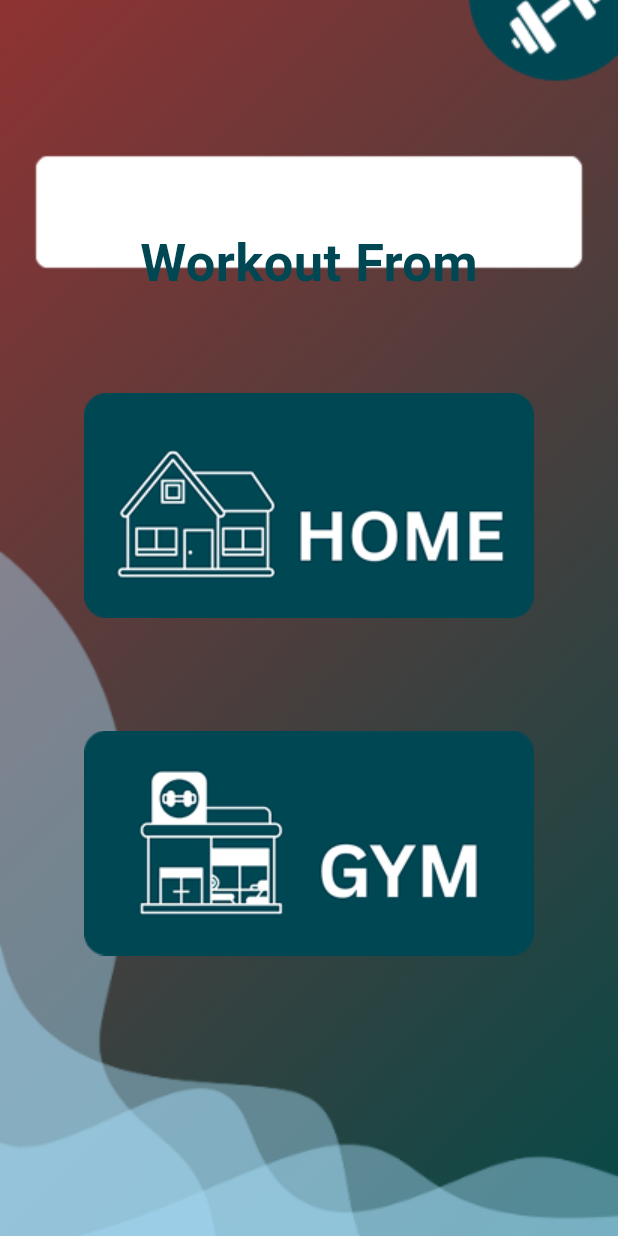
After one commit to Reham-Fagih/My-Trainer, a Flutter app: the WorkoutPlacePage screen opened by its route, on a phone screen of 412 x 824 dp. The commit adds this screen. Run offline on Flutter 3.47's test engine with Material 3 defaults, Android fonts, the phone set to English and light mode, and no system bars; our stand-ins replace image_picker, shared_preferences; accounts and stored records are empty.

Commit message:
Feat: Make UI for workout_place page

```diff
--- a/lib/main.dart
+++ b/lib/main.dart
@@ -1,4 +1,5 @@
 import 'package:flutter/material.dart';
+import 'package:flutter_first_project/views/workout_place.dart';
 import 'views/log_in.dart';
 import 'views/welcome.dart';
 import 'views/sign_up.dart';
@@ -26,6 +27,7 @@ class MyApp extends StatelessWidget {
                   "http://10.0.2.2:5000", // adjust if your backend is different
               userId: "temp", // replace with real userId after login
             ),
+        "/WorkoutPlacePage": (context) => const WorkoutPlacePage(),
       },
     );
   }
--- /dev/null
+++ b/lib/views/workout_place.dart
@@ -0,0 +1,76 @@
+import 'package:flutter/material.dart';
+
+class WorkoutPlacePage extends StatelessWidget {
+  const WorkoutPlacePage({super.key});
+
+  @override
+  Widget build(BuildContext context) {
+    return Scaffold(
+      body: Stack(
+        children: [
+
+          Positioned.fill(
+            child: Image.asset(
+              'assets/images/WorkoutpageBackground.png',
+              fit: BoxFit.cover,
+            ),
+          ),
+          Positioned(
+            top: 150,
+            left: 30,
+            right: 30,
+            child: Container(
+              child: const Center(
+                child: Text(
+                  "Workout From",
+                  style: TextStyle(
+                    fontSize: 35,
+                    fontWeight: FontWeight.bold,
+                    color: Color(0xFF004754),
+                  ),
+                ),
+              ),
+            ),
+          ),
+          Column(
+            mainAxisAlignment: MainAxisAlignment.center,
+            children: [
+              GestureDetector(
+                onTap: () {
+                  // send the selected to backend
+                },
+                child: Container(
+                  margin: const EdgeInsets.only(top: 100.0),
+                  height: 200,
+                  decoration: const BoxDecoration(
+                    image: DecorationImage(
+                      image: AssetImage("assets/images/Home.png"),
+
+                    ),
+                  ),
+
+                ),
+
+              ),
+              GestureDetector(
+                onTap: () {
+                  // send the selected to backend
+                },
+                child: Container(
+                  height: 250,
+                  width: 350,
+                  decoration: const BoxDecoration(
+                    image: DecorationImage(
+                      image: AssetImage("assets/images/GYM.png"),
+
+                    ),
+                  ),
+                ),
+              ),
+            ],
+          ),
+        ],
+      ),
+    );
+  }
+}
```
Also changed, not shown: assets/images/GYM.png (added), assets/images/Home.png (added), assets/images/WorkoutpageBackground.png (added).
